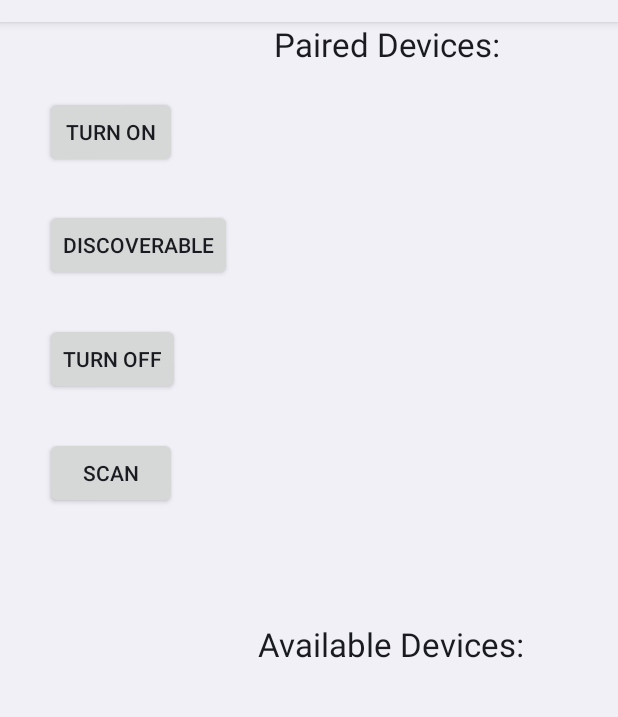
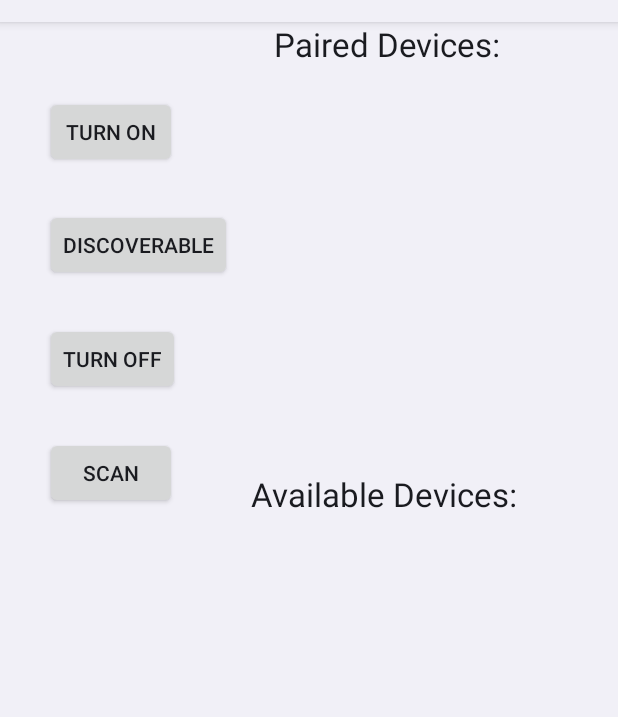
Before and after one commit to DBockrath/TechnologyProjects, an Android app: the screen it shows after launch (PhoneActivity), on a phone screen of 412 x 824 dp, the part 62-779 px from its top. Run offline under Robolectric (Android 15) with nearby library versions, the phone set to English and light mode, and no system bars.

Commit message:
First step in debugging BluetoothComs

```diff
--- a/BluetoothComs/Application/src/main/java/com/DTMSoundMaster/BluetoothComs/PhoneActivity.java
+++ b/BluetoothComs/Application/src/main/java/com/DTMSoundMaster/BluetoothComs/PhoneActivity.java
@@ -36,7 +36,6 @@ public class PhoneActivity extends Activity {
 		b3 = (Button) findViewById(R.id.b3);
 		b4 = (Button) findViewById(R.id.b4);
 
-		UUID appUUID = UUID.fromString("05683628-4936-2146-F8R8JE89V203");
 		ProgressDialog mBluetoothConnectProgressDialogue;
 		BluetoothSocket mBluetoothSocket;
 		BluetoothDevice mBluetoothDevice;
@@ -66,7 +65,7 @@ public class PhoneActivity extends Activity {
 
 	}
 
-	public void off(View v) {
+	/* public void off(View v) {
 
 		BA.disable();
 		Toast.makeText(getApplicationContext(), "Turned Off", Toast.LENGTH_LONG).show();
@@ -105,6 +104,6 @@ public class PhoneActivity extends Activity {
 
 		}
 
-	}
+	} */
 
 }
--- a/BluetoothComs/Application/src/main/res/layout/activity_phone.xml
+++ b/BluetoothComs/Application/src/main/res/layout/activity_phone.xml
@@ -50,7 +50,7 @@
 		android:layout_marginLeft="28dp"
 		android:id="@+id/lv1"
 		android:layout_alignParentRight="true"
-		android:layout_marginBottom="290dp"
+		android:layout_marginBottom="227dp"
 		android:layout_marginTop="50dp"/>
 
 	<TextView
@@ -69,8 +69,8 @@
 		android:layout_width="wrap_content"
 		android:text="Available Devices:"
 		android:minHeight="50dp"
-		android:layout_marginTop="400dp"
-		android:layout_marginLeft="172dp"
+		android:layout_marginTop="300dp"
+		android:layout_marginLeft="167dp"
 		android:minWidth="200dp"/>
 
 	<ListView
@@ -78,8 +78,8 @@
 		android:layout_width="wrap_content"
 		android:layout_alignParentBottom="true"
 		android:layout_alignParentRight="true"
-		android:layout_marginLeft="172dp"
-		android:layout_marginTop="450dp"
+		android:layout_marginLeft="167dp"
+		android:layout_marginTop="350dp"
 		android:id="@+id/lv2"/>
 
 </RelativeLayout>
```
Also changed, not shown: 29 other files.
